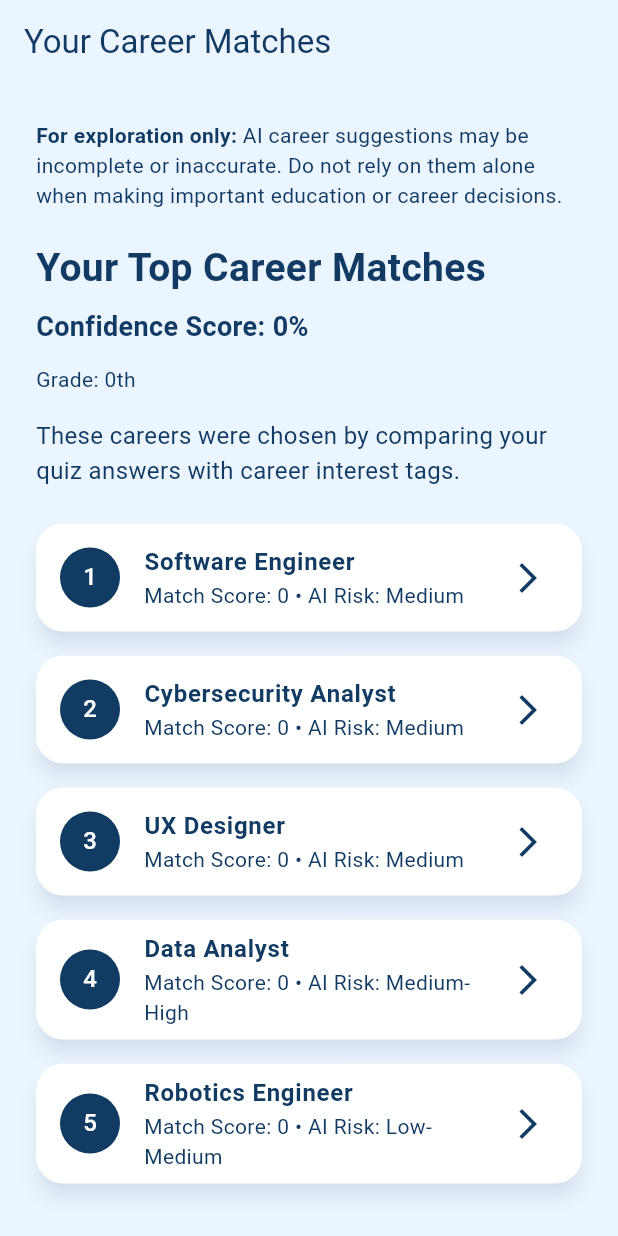
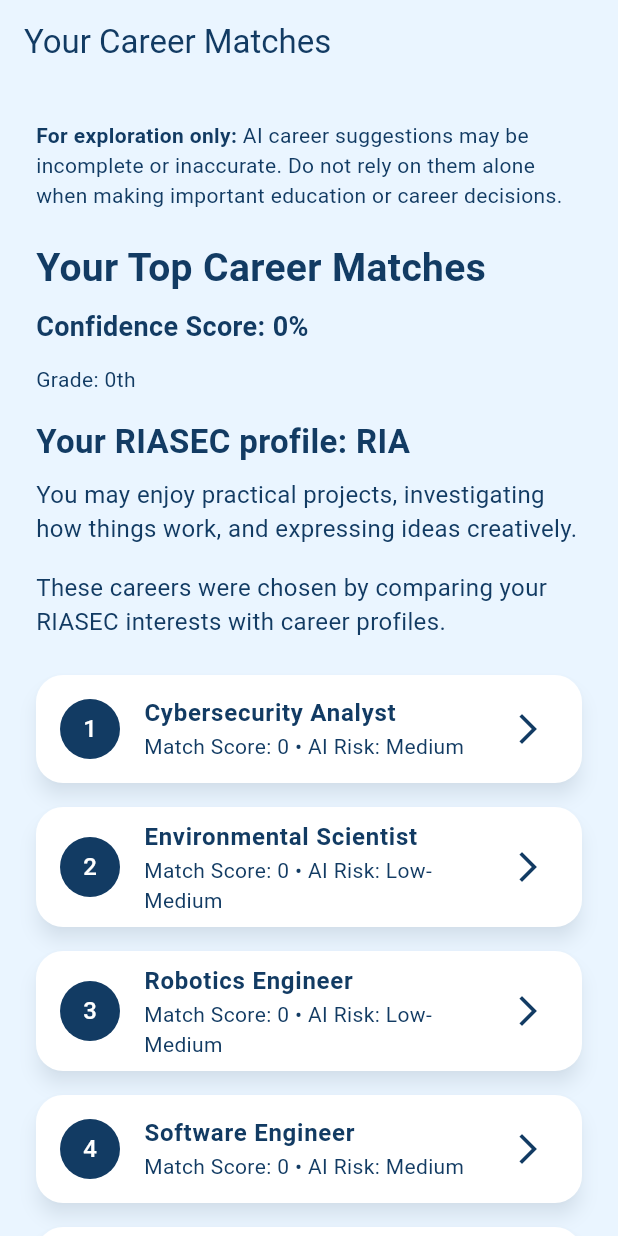
Before and after one commit to Abhiraj-Sharma-2013/careercircuit, a Flutter app: the ResultsScreen screen opened directly with empty values, on a phone screen of 412 x 824 dp. Run offline on Flutter 3.47's test engine with Material 3 defaults, Android fonts, the phone set to English and light mode, and no system bars.

Commit message:
Implemented deterministic RIASEC career matching in `career_matcher.dart`:
Implemented deterministic RIASEC career matching in `career_matcher.dart`:

- Primary sort: total RIASEC match score.
- Secondary sort: matches with the student’s strongest RIASEC codes.
- Final tie-breakers: career title, then career ID.
- Confidence calculation now uses a bounded `60–95` range.
- Added concise comments explaining each method and decision block.
- Documented the ranking and summary logic in `riasec_engine.dart`.
- Added regression tests for score calculation and stable ordering.

```diff
--- a/lib/data/career_data.dart
+++ b/lib/data/career_data.dart
@@ -17,7 +17,7 @@ const List<Career> careerData = [
       'Communication',
     ],
     starterProject: 'Build a simple quiz app or calculator app.',
-    interestTags: ['Thinker', 'TechAdapter', 'Builder', 'Software'],
+    interestTags: ['I', 'R', 'C'],
     aiRiskLevel: 'Medium',
     futureProofScore: 82,
     aiImpactSummary:
@@ -43,7 +43,7 @@ const List<Career> careerData = [
       'Communication',
     ],
     starterProject: 'Build a password strength checker.',
-    interestTags: ['Thinker', 'TechAdapter', 'Helper', 'Cybersecurity'],
+    interestTags: ['I', 'C', 'R'],
     aiRiskLevel: 'Medium',
     futureProofScore: 88,
     aiImpactSummary:
@@ -70,7 +70,7 @@ const List<Career> careerData = [
       'Problem Solving',
     ],
     starterProject: 'Redesign the homepage of a school app or website.',
-    interestTags: ['Creator', 'TechAdapter', 'Helper', 'Design'],
+    interestTags: ['A', 'I', 'S'],
     aiRiskLevel: 'Medium',
     futureProofScore: 80,
     aiImpactSummary:
@@ -98,7 +98,7 @@ const List<Career> careerData = [
     ],
     starterProject:
         'Analyze your weekly screen time or study time and create charts.',
-    interestTags: ['Thinker', 'Organizer', 'TechAdapter', 'Data'],
+    interestTags: ['I', 'C'],
     aiRiskLevel: 'Medium-High',
     futureProofScore: 72,
     aiImpactSummary:
@@ -125,7 +125,7 @@ const List<Career> careerData = [
       'Teamwork',
     ],
     starterProject: 'Build a simple robot using a beginner robotics kit.',
-    interestTags: ['Builder', 'Thinker', 'TechAdapter', 'Engineering'],
+    interestTags: ['R', 'I'],
     aiRiskLevel: 'Low-Medium',
     futureProofScore: 90,
     aiImpactSummary:
@@ -152,7 +152,7 @@ const List<Career> careerData = [
       'Helping Others',
     ],
     starterProject: 'Create a mini lesson and teach it to a younger student.',
-    interestTags: ['Helper', 'Leader', 'Creator', 'Teaching'],
+    interestTags: ['S', 'A', 'E'],
     aiRiskLevel: 'Low-Medium',
     futureProofScore: 84,
     aiImpactSummary:
@@ -180,7 +180,7 @@ const List<Career> careerData = [
     ],
     starterProject:
         'Track recycling, water use, or local litter for one week and make a report.',
-    interestTags: ['Explorer', 'Thinker', 'Helper', 'Environment'],
+    interestTags: ['I', 'R', 'S'],
     aiRiskLevel: 'Low-Medium',
     futureProofScore: 86,
     aiImpactSummary:
@@ -208,7 +208,7 @@ const List<Career> careerData = [
     ],
     starterProject:
         'Create a simple business idea and make a one-page business plan.',
-    interestTags: ['Leader', 'Creator', 'Organizer', 'Business'],
+    interestTags: ['E', 'S', 'C'],
     aiRiskLevel: 'Low-Medium',
     futureProofScore: 83,
     aiImpactSummary:
--- a/lib/data/quiz_data.dart
+++ b/lib/data/quiz_data.dart
@@ -1,11 +1,18 @@
 import '../models/quiz_question.dart';
 
-const practicalScores = {'Builder': 2, 'Engineering': 1};
-const analyticalScores = {'Thinker': 2, 'TechAdapter': 1};
-const creativeScores = {'Creator': 2, 'Design': 1};
-const helpingScores = {'Helper': 2, 'Teaching': 1};
-const leadershipScores = {'Leader': 2, 'Business': 1};
-const organizedScores = {'Organizer': 2, 'Data': 1};
+const realisticScores = {'R': 1};
+const investigativeScores = {'I': 1};
+const artisticScores = {'A': 1};
+const socialScores = {'S': 1};
+const enterprisingScores = {'E': 1};
+const conventionalScores = {'C': 1};
+
+const practicalScores = realisticScores;
+const analyticalScores = investigativeScores;
+const creativeScores = artisticScores;
+const helpingScores = socialScores;
+const leadershipScores = enterprisingScores;
+const organizedScores = conventionalScores;
 
 const List<QuizQuestion> quizQuestions = [
   QuizQuestion(
--- a/lib/engine/career_matcher.dart
+++ b/lib/engine/career_matcher.dart
@@ -1,15 +1,18 @@
 import '../models/career.dart';
+import 'riasec_engine.dart';
 
 class CareerMatcher {
+  // Adds the student's points for every RIASEC code in a career profile.
   static int calculateCareerMatchScore(
     Career career,
     Map<String, int> studentScores,
   ) {
     int totalScore = 0;
 
-    // Compare the student's scores with this career's interest tags.
-    for (final tag in career.interestTags) {
-      totalScore += studentScores[tag] ?? 0;
+    // A career can have multiple RIASEC codes, so each matching code contributes
+    // its corresponding student score to the total.
+    for (final code in career.interestTags) {
+      totalScore += studentScores[code] ?? 0;
     }
 
     return totalScore;
@@ -19,24 +22,60 @@ class CareerMatcher {
     List<Career> careers,
     Map<String, int> studentScores,
   ) {
+    // Copy the input so sorting does not mutate the shared career catalogue.
     final List<Career> sortedCareers = List.from(careers);
+    final List<String> rankedCodes = RiasecEngine.topCodes(studentScores);
 
     sortedCareers.sort((careerA, careerB) {
-      final scoreA = calculateCareerMatchScore(careerA, studentScores);
-      final scoreB = calculateCareerMatchScore(careerB, studentScores);
+      // The highest total RIASEC match is always the primary ranking rule.
+      final scoreComparison = calculateCareerMatchScore(
+        careerB,
+        studentScores,
+      ).compareTo(calculateCareerMatchScore(careerA, studentScores));
 
-      // Higher score should come first.
-      return scoreB.compareTo(scoreA);
+      if (scoreComparison != 0) return scoreComparison;
+
+      // If totals tie, prefer careers matching the student's strongest codes.
+      final priorityComparison = _priorityScore(
+        careerB,
+        rankedCodes,
+      ).compareTo(_priorityScore(careerA, rankedCodes));
+
+      if (priorityComparison != 0) return priorityComparison;
+
+      // Title and ID provide stable final tie-breakers independent of input order.
+      final titleComparison = careerA.title.toLowerCase().compareTo(
+        careerB.title.toLowerCase(),
+      );
+
+      return titleComparison != 0
+          ? titleComparison
+          : careerA.id.compareTo(careerB.id);
     });
 
-    // Return top 5 careers.
+    // Keep the result list focused on the five strongest deterministic matches.
     return sortedCareers.take(5).toList();
   }
 
+  // Gives more weight to a career matching the student's first, second, or third code.
+  static int _priorityScore(Career career, List<String> rankedCodes) {
+    int priorityScore = 0;
+
+    for (int index = 0; index < rankedCodes.length; index++) {
+      if (career.interestTags.contains(rankedCodes[index])) {
+        priorityScore += 3 - index;
+      }
+    }
+
+    return priorityScore;
+  }
+
+  // Converts the gap between the top two matches into a bounded confidence percentage.
   static int calculateConfidenceScore(
     List<Career> matchedCareers,
     Map<String, int> studentScores,
   ) {
+    // A single available match has no competitor, so it receives the maximum score.
     if (matchedCareers.length < 2) {
       return 100;
     }
@@ -51,24 +90,12 @@ class CareerMatcher {
       studentScores,
     );
 
-    if (topScore == 0) {
-      return 0;
-    }
+    // No matching RIASEC points means the result has no meaningful confidence.
+    if (topScore == 0) return 0;
 
     final difference = topScore - secondScore;
 
-    // Simple beginner-friendly confidence formula.
-    // Bigger difference means more confidence.
-    int confidence = 70 + (difference * 5);
-
-    if (confidence > 95) {
-      confidence = 95;
-    }
-
-    if (confidence < 60) {
-      confidence = 60;
-    }
-
-    return confidence;
+    // A larger lead increases confidence, while clamp keeps the value readable.
+    return (70 + (difference * 5)).clamp(60, 95);
   }
 }
--- /dev/null
+++ b/lib/engine/riasec_engine.dart
@@ -0,0 +1,99 @@
+class RiasecEngine {
+  static const codes = ['R', 'I', 'A', 'S', 'E', 'C'];
+
+  static const labels = {
+    'R': 'Realistic',
+    'I': 'Investigative',
+    'A': 'Artistic',
+    'S': 'Social',
+    'E': 'Enterprising',
+    'C': 'Conventional',
+  };
+
+  static const profileSummaries = {
+    'RIA':
+        'You may enjoy practical projects, investigating how things work, and expressing ideas creatively.',
+    'RIS':
+        'You may enjoy hands-on problem-solving, research, and helping people apply useful solutions.',
+    'RIE':
+        'You may enjoy building or fixing things, solving technical problems, and taking initiative.',
+    'RIC':
+        'You may enjoy practical systems, technical problem-solving, and organized processes.',
+    'RAS':
+        'You may enjoy making useful things, creative expression, and helping others.',
+    'RAE':
+        'You may enjoy creating original work, leading projects, and producing visible results.',
+    'RAC':
+        'You may enjoy hands-on creativity, practical organization, and improving how things work.',
+    'RSE':
+        'You may enjoy active work, supporting people, and leading toward concrete outcomes.',
+    'RSC':
+        'You may enjoy practical service, dependable routines, and helping systems run smoothly.',
+    'REC':
+        'You may enjoy taking action, managing practical work, and organizing resources effectively.',
+    'IAS':
+        'You may enjoy discovering ideas, creative expression, and understanding people.',
+    'IAE':
+        'You may enjoy research, innovation, and turning original ideas into opportunities.',
+    'IAC':
+        'You may enjoy analysis, creativity, and building organized knowledge or systems.',
+    'ISE':
+        'You may enjoy learning deeply, helping others, and applying knowledge to meaningful goals.',
+    'ISC':
+        'You may enjoy research, supporting people, and creating accurate, reliable systems.',
+    'IEC':
+        'You may enjoy analyzing information, making decisions, and organizing complex work.',
+    'ASE':
+        'You may enjoy creative expression, connecting with people, and influencing positive change.',
+    'ASC':
+        'You may enjoy creativity, service, and bringing structure to people-centered work.',
+    'AEC':
+        'You may enjoy creating ideas, leading projects, and organizing them into practical results.',
+    'SEC':
+        'You may enjoy helping people, taking responsibility, and creating dependable systems.',
+  };
+
+  // Sorts RIASEC types by score and uses the fixed RIASEC order for ties.
+  static List<String> topCodes(Map<String, int> scores, {int count = 3}) {
+    final sortedCodes = [...codes];
+
+    sortedCodes.sort((codeA, codeB) {
+      // Higher scores rank first; missing codes behave as zero.
+      final scoreComparison = (scores[codeB] ?? 0).compareTo(
+        scores[codeA] ?? 0,
+      );
+
+      if (scoreComparison != 0) return scoreComparison;
+
+      // Fixed code order makes equal scores produce the same result every time.
+      return codes.indexOf(codeA).compareTo(codes.indexOf(codeB));
+    });
+
+    // Return only the requested number of strongest interest types.
+    return sortedCodes.take(count).toList();
+  }
+
+  // Joins the three strongest RIASEC types into the student's Holland code.
+  static String hollandCode(Map<String, int> scores) {
+    return topCodes(scores).join();
+  }
+
+  // Finds a reusable summary using an order-independent version of the profile.
+  static String summary(Map<String, int> scores) {
+    final profile = hollandCode(scores);
+
+    // Use a fallback sentence if a future combination is not in the summary map.
+    return profileSummaries[canonicalProfile(profile)] ??
+        'Your interests combine ${topCodes(scores).map((code) => labels[code]).join(', ')}. Explore careers that include these interests.';
+  }
+
+  // Sorts profile letters into standard RIASEC order for map lookup.
+  static String canonicalProfile(String profile) {
+    final letters = profile.split('')
+      ..sort(
+        (first, second) =>
+            codes.indexOf(first).compareTo(codes.indexOf(second)),
+      );
+    return letters.join();
+  }
+}
--- a/lib/models/quiz_question.dart
+++ b/lib/models/quiz_question.dart
@@ -13,11 +13,7 @@ class QuizQuestion {
 class QuizAnswer {
   final String text;
 
-  // Example:
-  // {
-  //   'Thinker': 2,
-  //   'TechAdapter': 1,
-  // }
+  // Example: {'R': 1}
   final Map<String, int> scores;
 
   const QuizAnswer({required this.text, required this.scores});
--- a/lib/screens/quiz_screen.dart
+++ b/lib/screens/quiz_screen.dart
@@ -34,7 +34,14 @@ class _QuizScreenState extends State<QuizScreen> {
   );
 
   Map<String, int> get studentScores {
-    final scores = <String, int>{};
+    final scores = <String, int>{
+      'R': 0,
+      'I': 0,
+      'A': 0,
+      'S': 0,
+      'E': 0,
+      'C': 0,
+    };
 
     for (final answer in selectedAnswers) {
       if (answer == null) continue;
--- a/lib/screens/results_screen.dart
+++ b/lib/screens/results_screen.dart
@@ -1,6 +1,7 @@
 import 'package:flutter/material.dart';
 import '../data/career_data.dart';
 import '../engine/career_matcher.dart';
+import '../engine/riasec_engine.dart';
 import '../models/career.dart';
 import '../models/student_intake.dart';
 import 'career_detail_screen.dart';
@@ -35,6 +36,7 @@ class ResultsScreen extends StatelessWidget {
       matchedCareers,
       studentScores,
     );
+    final String hollandCode = RiasecEngine.hollandCode(studentScores);
 
     return Scaffold(
       appBar: AppBar(title: const Text('Your Career Matches')),
@@ -91,8 +93,23 @@ class ResultsScreen extends StatelessWidget {
 
           const SizedBox(height: 16),
 
+          Text(
+            'Your RIASEC profile: $hollandCode',
+            style: const TextStyle(
+              fontSize: 22,
+              fontWeight: FontWeight.bold,
+              color: Color(0xFF123B63),
+            ),
+          ),
+          const SizedBox(height: 8),
+          Text(
+            RiasecEngine.summary(studentScores),
+            style: const TextStyle(fontSize: 16),
+          ),
+          const SizedBox(height: 16),
+
           const Text(
-            'These careers were chosen by comparing your quiz answers with career interest tags.',
+            'These careers were chosen by comparing your RIASEC interests with career profiles.',
             style: TextStyle(fontSize: 16),
           ),
 
@@ -109,7 +126,7 @@ class ResultsScreen extends StatelessWidget {
           const SizedBox(height: 24),
 
           const Text(
-            'Your Interest Scores',
+            'Your RIASEC Scores',
             style: TextStyle(fontSize: 22, fontWeight: FontWeight.bold),
           ),
 
@@ -117,7 +134,7 @@ class ResultsScreen extends StatelessWidget {
 
           for (final entry in studentScores.entries)
             Text(
-              '${entry.key}: ${entry.value}',
+              '${RiasecEngine.labels[entry.key]} (${entry.key}): ${entry.value}',
               style: const TextStyle(fontSize: 16),
             ),
         ],
```
Also changed, not shown: 2 other files.
